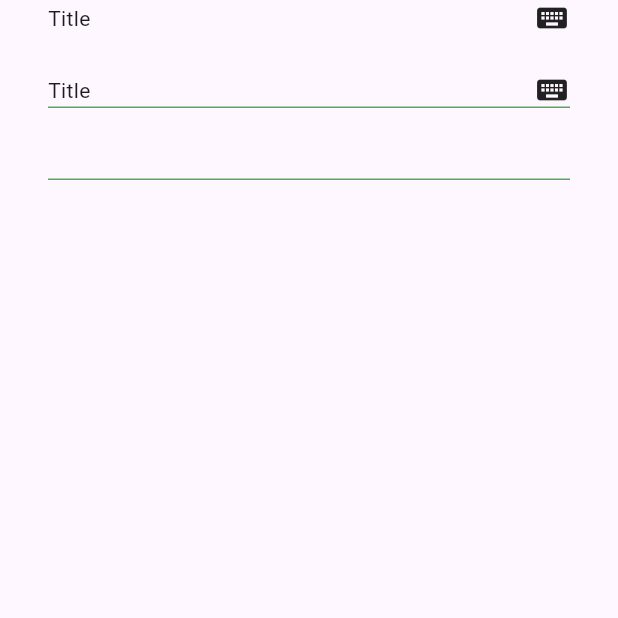
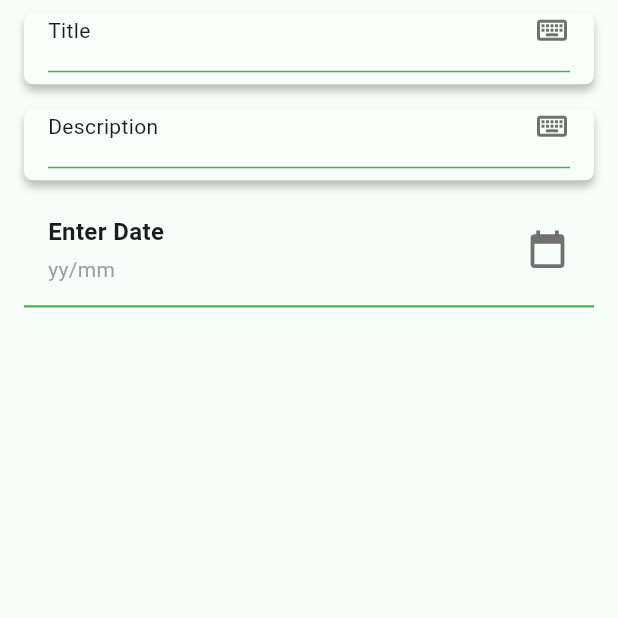
Before and after one commit to AhmedWaela/tasks_app, a Flutter app: the AddReminderView screen opened by its route, on a phone screen of 412 x 824 dp, the top half of it. Run offline on Flutter 3.47's test engine with Material 3 defaults, Android fonts, the phone set to English and light mode, and no system bars; our stand-ins replace flutter_local_notifications, flutter_svg, flutter_timezone, timezone; missing offline and left inert: workmanager.

Commit message:
finish custom text form field and date picker container

```diff
--- a/lib/features/tasks/presentation/views/add_reminder_view.dart
+++ b/lib/features/tasks/presentation/views/add_reminder_view.dart
@@ -7,6 +7,7 @@ class AddReminderView extends StatelessWidget {
   @override
   Widget build(BuildContext context) {
     return const Scaffold(
+      backgroundColor: Color(0xffF6FFF9),
       body: AddReminderViewBody(),
     );
   }
--- a/lib/features/tasks/presentation/views/widgets/add_reminder_view_body.dart
+++ b/lib/features/tasks/presentation/views/widgets/add_reminder_view_body.dart
@@ -1,4 +1,6 @@
 import 'package:flutter/material.dart';
+import 'package:flutter_svg/flutter_svg.dart';
+import 'package:tasks_app/features/tasks/presentation/views/widgets/custom_text_field.dart';
 
 class AddReminderViewBody extends StatelessWidget {
   const AddReminderViewBody({super.key});
@@ -7,43 +9,66 @@ class AddReminderViewBody extends StatelessWidget {
   Widget build(BuildContext context) {
     return Padding(
       padding: const EdgeInsets.symmetric(horizontal: 16),
-      child: const Column(
-        children: [
-          CustomTextField(),
-          CustomTextField(),
-        ],
+      child: SafeArea(
+        child: Column(
+          crossAxisAlignment: CrossAxisAlignment.start,
+          children: [
+            SizedBox(
+              height: MediaQuery.sizeOf(context).height * 0.01,
+            ),
+            CustomTextField(
+              controller: TextEditingController(),
+              label: 'Title',
+            ),
+            CustomTextField(
+              controller: TextEditingController(),
+              label: 'Description',
+            ),
+            Container(
+              padding: const EdgeInsets.symmetric(horizontal: 16),
+              height: 60, // Adjusted height for better alignment
+              decoration: BoxDecoration(
+                borderRadius: BorderRadius.circular(8), // Adds rounded corners
+              ),
+              child: Row(
+                children: [
+                  Column(
+                    mainAxisAlignment:
+                        MainAxisAlignment.center, // Align vertically
+                    crossAxisAlignment: CrossAxisAlignment.start,
+                    children: const [
+                      Text(
+                        'Enter Date',
+                        style: TextStyle(
+                          fontSize: 16,
+                          fontWeight: FontWeight.bold,
+                        ),
+                      ),
+                      SizedBox(height: 4), // Adds spacing between lines
+                      Text(
+                        'yy/mm',
+                        style: TextStyle(
+                          fontSize: 14,
+                          color: Colors.grey,
+                        ),
+                      ),
+                    ],
+                  ),
+                  const Spacer(),
+                  SvgPicture.asset(
+                    'assets/images/Icon (1).svg',
+                    height: 30,
+                  ),
+                ],
+              ),
+            ),
+            const Divider(
+              color: Colors.green,
+              thickness: 1.5, // Adjusted thickness for better visibility
+            ),
+          ],
+        ),
       ),
     );
   }
 }
-
-class CustomTextField extends StatelessWidget {
-  const CustomTextField({super.key});
-
-  @override
-  Widget build(BuildContext context) {
-    return Container(
-      padding: EdgeInsets.symmetric(horizontal: 16),
-      height: 48,
-      width: MediaQuery.sizeOf(context).width,
-      child: Column(
-        mainAxisSize: MainAxisSize.min,
-        children: [
-          Row(
-            children: [Text('Title'), Spacer(), Icon(Icons.keyboard)],
-          ),
-          TextField(
-            controller: TextEditingController(),
-            decoration: InputDecoration(
-                border: UnderlineInputBorder(
-                    borderSide: BorderSide(color: Colors.green)),
-                enabledBorder: UnderlineInputBorder(
-                    borderSide: BorderSide(color: Colors.green)),
-                focusedBorder: UnderlineInputBorder(
-                    borderSide: BorderSide(color: Colors.green))),
-          )
-        ],
-      ),
-    );
-  }
-}
--- /dev/null
+++ b/lib/features/tasks/presentation/views/widgets/custom_text_field.dart
@@ -0,0 +1,54 @@
+import 'package:flutter/material.dart';
+import 'package:flutter_svg/flutter_svg.dart';
+
+class CustomTextField extends StatelessWidget {
+  const CustomTextField(
+      {super.key, required this.label, required this.controller});
+  final String label;
+  final TextEditingController controller;
+  @override
+  Widget build(BuildContext context) {
+    return Container(
+      height: 48,
+      margin: EdgeInsets.only(bottom: 16),
+      decoration: BoxDecoration(
+          color: Color(0xffF9FFFA),
+          boxShadow: [
+            BoxShadow(
+              color: Color(0x40000000),
+              blurRadius: 4,
+              offset: Offset(0, 4),
+            ),
+          ],
+          borderRadius: BorderRadius.circular(6)),
+      padding: EdgeInsets.only(left: 16, right: 16, bottom: 8),
+      width: MediaQuery.sizeOf(context).width,
+      child: Column(
+        mainAxisSize: MainAxisSize.min,
+        children: [
+          Row(
+            children: [
+              Text(label),
+              Spacer(),
+              SvgPicture.asset('assets/images/Keyboard.svg')
+            ],
+          ),
+          Expanded(
+            child: TextField(
+              cursorColor: Colors.green,
+              cursorHeight: 20,
+              controller: controller,
+              decoration: InputDecoration(
+                  border: UnderlineInputBorder(
+                      borderSide: BorderSide(color: Colors.green)),
+                  enabledBorder: UnderlineInputBorder(
+                      borderSide: BorderSide(color: Colors.green)),
+                  focusedBorder: UnderlineInputBorder(
+                      borderSide: BorderSide(color: Colors.green))),
+            ),
+          )
+        ],
+      ),
+    );
+  }
+}
--- a/lib/main.dart
+++ b/lib/main.dart
@@ -22,6 +22,7 @@ class TasksAppp extends StatelessWidget {
   @override
   Widget build(BuildContext context) {
     return MaterialApp(
+      debugShowCheckedModeBanner: false,
       title: 'Flutter Demo',
       theme: ThemeData(
         // This is the theme of your application.
```
Also changed, not shown: assets/images/Keyboard.svg (added).
